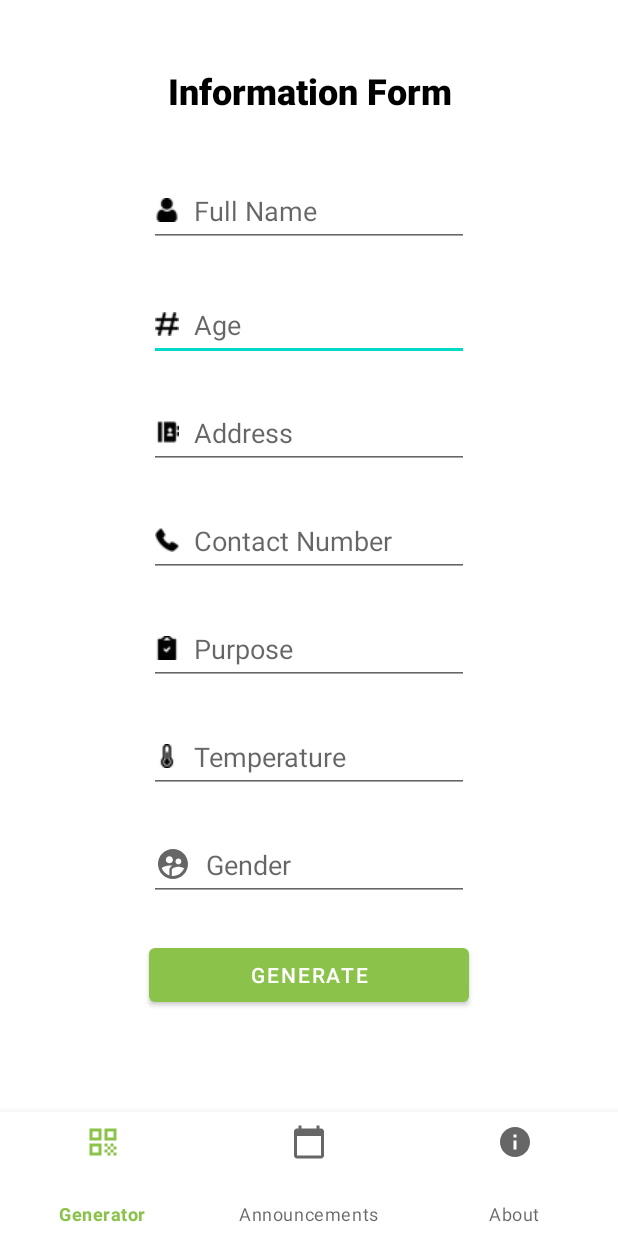
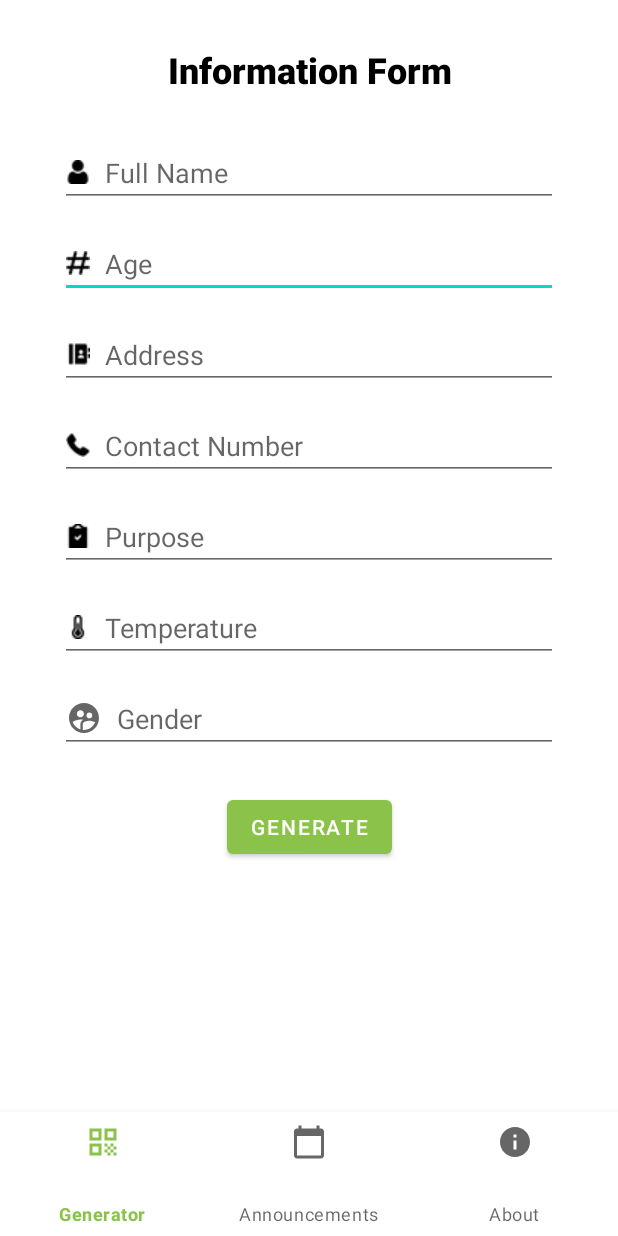
Before and after one commit to haroldeslr/qr-code-generator-app, an Android app: the screen it shows after launch (InformationActivity), after a tap on "NEXT", on a phone screen of 412 x 824 dp. Run offline under Robolectric (Android 15) with nearby library versions, the phone set to English and light mode, and no system bars.

Commit message:
fix information UI bug

```diff
--- a/app/src/main/res/layout/activity_about_fragment.xml
+++ b/app/src/main/res/layout/activity_about_fragment.xml
@@ -13,11 +13,11 @@
 
         <TextView
             android:id="@+id/textView2"
-            android:layout_width="283dp"
-            android:layout_height="50dp"
-            android:layout_marginStart="60dp"
-            android:layout_marginTop="44dp"
-            android:layout_marginEnd="60dp"
+            android:layout_width="0dp"
+            android:layout_height="wrap_content"
+            android:layout_marginStart="30dp"
+            android:layout_marginTop="30dp"
+            android:layout_marginEnd="30dp"
             android:fontFamily="sans-serif-black"
             android:text="About"
             android:textAlignment="center"
@@ -30,13 +30,16 @@
 
         <TextView
             android:id="@+id/textView3"
-            android:layout_width="287dp"
-            android:layout_height="322dp"
-            android:layout_marginTop="60dp"
+            android:layout_width="0dp"
+            android:layout_height="wrap_content"
+            android:layout_marginStart="5dp"
+            android:layout_marginTop="40dp"
+            android:layout_marginEnd="5dp"
             android:fontFamily="sans-serif-medium"
             android:text="Campus Logging System with QR Code for PHINMA UNIVERSITY OF PANGASINAN will be exclusive for the respective University only which can be adminstered by the Utility / Security personnel. The proposed system will be using QR (Quick Response) Code to get vistors' information. The application provides personal information form to fill out to create the user QR code. The code along with the users' identity taken by the application will be scanned by the University authorized personnel then will confirm and record the users' log, This will help with providing accurate and reliable reports by accessing student's / vistors' and promote awareness to individuals about the safety rules, security and productivity. Futhermore, the system for adminstrator's is a web-based system that manages information."
             android:textAlignment="center"
             android:textColor="#000000"
+            android:textSize="14sp"
             app:layout_constraintEnd_toEndOf="@+id/textView2"
             app:layout_constraintHorizontal_bias="0.497"
             app:layout_constraintStart_toStartOf="@+id/textView2"
--- a/app/src/main/res/layout/activity_generator_fragment.xml
+++ b/app/src/main/res/layout/activity_generator_fragment.xml
@@ -14,9 +14,9 @@
             android:id="@+id/textView"
             android:layout_width="0dp"
             android:layout_height="wrap_content"
-            android:layout_marginStart="60dp"
-            android:layout_marginTop="44dp"
-            android:layout_marginEnd="60dp"
+            android:layout_marginStart="40dp"
+            android:layout_marginTop="30dp"
+            android:layout_marginEnd="40dp"
             android:fontFamily="sans-serif-black"
             android:text="Information Form"
             android:textAlignment="center"
@@ -30,9 +30,9 @@
         <EditText
             android:id="@+id/tf_age"
             style="@style/Widget.AppCompat.EditText"
-            android:layout_width="wrap_content"
-            android:layout_height="48dp"
-            android:layout_marginTop="28dp"
+            android:layout_width="0dp"
+            android:layout_height="wrap_content"
+            android:layout_marginTop="15dp"
             android:drawableLeft="@drawable/hashtag"
             android:drawablePadding="10dp"
             android:ems="10"
@@ -46,9 +46,9 @@
         <EditText
             android:id="@+id/tf_address"
             style="@style/Widget.AppCompat.EditText"
-            android:layout_width="wrap_content"
-            android:layout_height="48dp"
-            android:layout_marginTop="24dp"
+            android:layout_width="0dp"
+            android:layout_height="wrap_content"
+            android:layout_marginTop="15dp"
             android:drawableLeft="@drawable/contact"
             android:drawablePadding="10dp"
             android:ems="10"
@@ -62,9 +62,9 @@
         <EditText
             android:id="@+id/tf_contact_number"
             style="@style/Widget.AppCompat.EditText"
-            android:layout_width="wrap_content"
-            android:layout_height="48dp"
-            android:layout_marginTop="24dp"
+            android:layout_width="0dp"
+            android:layout_height="wrap_content"
+            android:layout_marginTop="15dp"
             android:drawableLeft="@drawable/phone"
             android:drawablePadding="10dp"
             android:ems="10"
@@ -78,9 +78,9 @@
         <EditText
             android:id="@+id/tf_purpose"
             style="@style/Widget.AppCompat.EditText"
-            android:layout_width="wrap_content"
-            android:layout_height="48dp"
-            android:layout_marginTop="24dp"
+            android:layout_width="0dp"
+            android:layout_height="wrap_content"
+            android:layout_marginTop="15dp"
             android:drawableLeft="@drawable/clipboard"
             android:drawablePadding="10dp"
             android:ems="10"
@@ -94,9 +94,9 @@
         <EditText
             android:id="@+id/tf_temp"
             style="@style/Widget.AppCompat.EditText"
-            android:layout_width="wrap_content"
-            android:layout_height="48dp"
-            android:layout_marginTop="24dp"
+            android:layout_width="0dp"
+            android:layout_height="wrap_content"
+            android:layout_marginTop="15dp"
             android:drawableLeft="@drawable/thermometer"
             android:drawablePadding="10dp"
             android:ems="10"
@@ -110,11 +110,11 @@
         <EditText
             android:id="@+id/tf_gender"
             style="@style/Widget.AppCompat.EditText"
-            android:layout_width="wrap_content"
-            android:layout_height="48dp"
+            android:layout_width="0dp"
+            android:layout_height="wrap_content"
+            android:layout_marginTop="15dp"
             android:drawableLeft="@drawable/gender"
             android:drawablePadding="10dp"
-            android:layout_marginTop="24dp"
             android:ems="10"
             android:hint="Gender"
             android:inputType="textPersonName"
@@ -125,21 +125,20 @@
 
         <Button
             android:id="@+id/btn_generate"
-            android:layout_width="0dp"
-            android:layout_height="48dp"
+            android:layout_width="wrap_content"
+            android:layout_height="wrap_content"
             android:layout_marginTop="25dp"
             android:text="Generate"
-            app:layout_constraintEnd_toEndOf="@+id/tf_temp"
-            app:layout_constraintHorizontal_bias="0.0"
-            app:layout_constraintStart_toStartOf="@+id/tf_temp"
+            app:layout_constraintEnd_toEndOf="@+id/tf_gender"
+            app:layout_constraintStart_toStartOf="@+id/tf_gender"
             app:layout_constraintTop_toBottomOf="@+id/tf_gender" />
 
         <EditText
             android:id="@+id/tf_fullname"
             style="@style/Widget.AppCompat.EditText"
-            android:layout_width="wrap_content"
-            android:layout_height="48dp"
-            android:layout_marginTop="40dp"
+            android:layout_width="0dp"
+            android:layout_height="wrap_content"
+            android:layout_marginTop="30dp"
             android:drawableLeft="@drawable/user"
             android:drawablePadding="10dp"
             android:ems="10"
--- a/app/src/main/res/layout/activity_schedule_fragment.xml
+++ b/app/src/main/res/layout/activity_schedule_fragment.xml
@@ -17,7 +17,8 @@
             android:id="@+id/text_view_title"
             android:layout_width="match_parent"
             android:layout_height="wrap_content"
-            android:layout_marginTop="44dp"
+            android:layout_alignParentTop="true"
+            android:layout_marginTop="30dp"
             android:fontFamily="sans-serif-black"
             android:text="Announcement"
             android:textAlignment="center"
```
